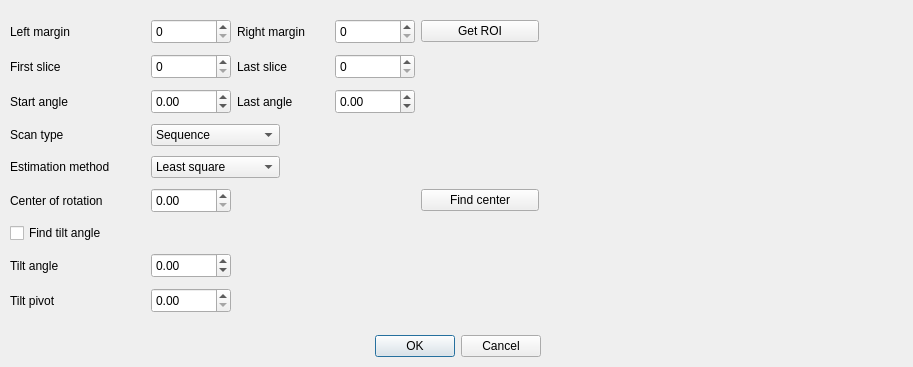
Before: the Qt Designer form src/muhrec3/configuregeometrydialog.ui in neutronimaging/imagingsuite, drawn with Qt 5.
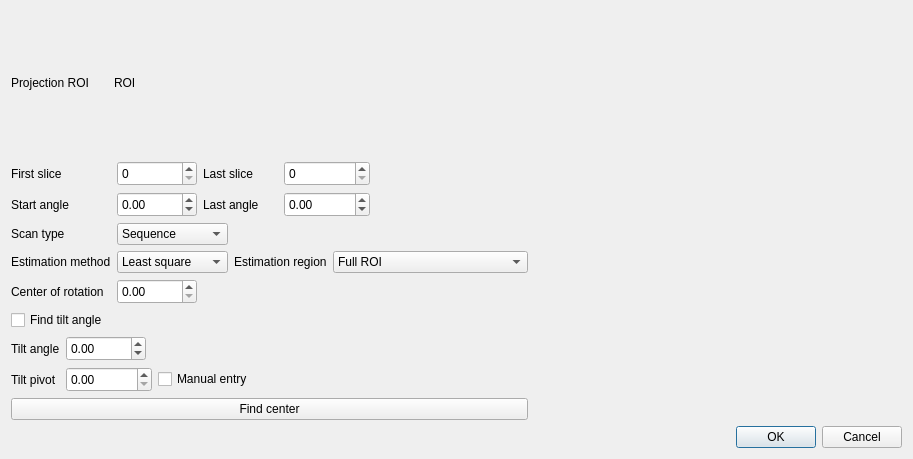
After: the same form once the commit is applied. Custom widgets are drawn as their Qt base class.

Commit message: Improved the geometry dialog

Diff of the .ui file:
```diff
--- a/src/muhrec3/configuregeometrydialog.ui
+++ b/src/muhrec3/configuregeometrydialog.ui
@@ -7,135 +7,43 @@
     <x>0</x>
     <y>0</y>
     <width>913</width>
-    <height>367</height>
+    <height>459</height>
    </rect>
   </property>
   <property name="windowTitle">
    <string>Dialog</string>
   </property>
-  <widget class="QDialogButtonBox" name="buttonBox">
-   <property name="geometry">
-    <rect>
-     <x>200</x>
-     <y>330</y>
-     <width>341</width>
-     <height>32</height>
-    </rect>
-   </property>
-   <property name="orientation">
-    <enum>Qt::Horizontal</enum>
-   </property>
-   <property name="standardButtons">
-    <set>QDialogButtonBox::Cancel|QDialogButtonBox::Ok</set>
-   </property>
-  </widget>
-  <widget class="QtAddons::ImageViewerWidget" name="viewerProjection" native="true">
-   <property name="geometry">
-    <rect>
-     <x>558</x>
-     <y>15</y>
-     <width>351</width>
-     <height>302</height>
-    </rect>
-   </property>
-  </widget>
-  <widget class="QWidget" name="">
-   <property name="geometry">
-    <rect>
-     <x>10</x>
-     <y>15</y>
-     <width>529</width>
-     <height>307</height>
-    </rect>
-   </property>
-   <layout class="QGridLayout" name="gridLayout">
+  <layout class="QVBoxLayout" name="verticalLayout_2">
+   <item>
+    <layout class="QHBoxLayout" name="horizontalLayout">
+     <item>
+      <layout class="QVBoxLayout" name="verticalLayout">
+       <item>
+        <layout class="QGridLayout" name="gridLayout_3">
     <item row="0" column="0">
      <widget class="QLabel" name="label">
       <property name="text">
-       <string>Left margin</string>
+            <string>Projection ROI</string>
       </property>
      </widget>
     </item>
     <item row="0" column="1">
-     <spacer name="horizontalSpacer_5">
-      <property name="orientation">
-       <enum>Qt::Horizontal</enum>
-      </property>
-      <property name="sizeHint" stdset="0">
-       <size>
-        <width>38</width>
-        <height>20</height>
-       </size>
-      </property>
-     </spacer>
-    </item>
-    <item row="0" column="2">
-     <widget class="QSpinBox" name="spinMarginLeft">
-      <property name="minimumSize">
-       <size>
-        <width>80</width>
-        <height>25</height>
-       </size>
-      </property>
-      <property name="maximum">
-       <number>9999</number>
-      </property>
-     </widget>
-    </item>
-    <item row="0" column="3" colspan="2">
-     <widget class="QLabel" name="label_2">
+          <widget class="QLabel" name="label_ProjROI">
       <property name="text">
-       <string>Right margin</string>
+            <string>ROI</string>
       </property>
      </widget>
     </item>
-    <item row="0" column="5">
-     <widget class="QSpinBox" name="spinMarginRight">
-      <property name="minimumSize">
-       <size>
-        <width>80</width>
-        <height>25</height>
-       </size>
-      </property>
-      <property name="maximum">
-       <number>9999</number>
-      </property>
-     </widget>
-    </item>
-    <item row="0" column="6">
-     <widget class="QPushButton" name="buttonGetROI">
-      <property name="minimumSize">
-       <size>
-        <width>110</width>
-        <height>0</height>
-       </size>
-      </property>
-      <property name="text">
-       <string>Get ROI</string>
-      </property>
-     </widget>
-    </item>
-    <item row="1" column="0">
+         <item row="1" column="0" colspan="2">
+          <layout class="QGridLayout" name="gridLayout_2">
+           <item row="0" column="0">
      <widget class="QLabel" name="label_3">
       <property name="text">
        <string>First slice</string>
       </property>
      </widget>
     </item>
-    <item row="1" column="1">
-     <spacer name="horizontalSpacer_10">
-      <property name="orientation">
-       <enum>Qt::Horizontal</enum>
-      </property>
-      <property name="sizeHint" stdset="0">
-       <size>
-        <width>38</width>
-        <height>20</height>
-       </size>
-      </property>
-     </spacer>
-    </item>
-    <item row="1" column="2">
+           <item row="0" column="1">
      <widget class="QSpinBox" name="spinSliceFirst">
       <property name="minimumSize">
        <size>
@@ -148,14 +56,14 @@
       </property>
      </widget>
     </item>
-    <item row="1" column="3" colspan="2">
+           <item row="0" column="2" colspan="2">
      <widget class="QLabel" name="label_4">
       <property name="text">
        <string>Last slice</string>
       </property>
      </widget>
     </item>
-    <item row="1" column="5">
+           <item row="0" column="4" colspan="2">
      <widget class="QSpinBox" name="spinSliceLast">
       <property name="minimumSize">
        <size>
@@ -168,40 +76,27 @@
       </property>
      </widget>
     </item>
-    <item row="1" column="6">
+           <item row="0" column="6">
      <spacer name="horizontalSpacer">
       <property name="orientation">
        <enum>Qt::Horizontal</enum>
       </property>
       <property name="sizeHint" stdset="0">
        <size>
-        <width>98</width>
+               <width>40</width>
         <height>20</height>
        </size>
       </property>
      </spacer>
     </item>
-    <item row="2" column="0">
+           <item row="1" column="0">
      <widget class="QLabel" name="label_6">
       <property name="text">
        <string>Start angle</string>
       </property>
      </widget>
     </item>
-    <item row="2" column="1">
-     <spacer name="horizontalSpacer_11">
-      <property name="orientation">
-       <enum>Qt::Horizontal</enum>
-      </property>
-      <property name="sizeHint" stdset="0">
-       <size>
-        <width>38</width>
-        <height>20</height>
-       </size>
-      </property>
-     </spacer>
-    </item>
-    <item row="2" column="2">
+           <item row="1" column="1">
      <widget class="QDoubleSpinBox" name="dspinAngleFirst">
       <property name="minimumSize">
        <size>
@@ -217,14 +112,14 @@
       </property>
      </widget>
     </item>
-    <item row="2" column="3" colspan="2">
+           <item row="1" column="2" colspan="2">
      <widget class="QLabel" name="label_7">
       <property name="text">
        <string>Last angle</string>
       </property>
      </widget>
     </item>
-    <item row="2" column="5">
+           <item row="1" column="4" colspan="2">
      <widget class="QDoubleSpinBox" name="dspinAngleLast">
       <property name="minimumSize">
        <size>
@@ -240,27 +135,27 @@
       </property>
      </widget>
     </item>
-    <item row="2" column="6">
+           <item row="1" column="6">
      <spacer name="horizontalSpacer_3">
       <property name="orientation">
        <enum>Qt::Horizontal</enum>
       </property>
       <property name="sizeHint" stdset="0">
        <size>
-        <width>98</width>
+               <width>40</width>
         <height>20</height>
        </size>
       </property>
      </spacer>
     </item>
-    <item row="3" column="0">
+           <item row="2" column="0">
      <widget class="QLabel" name="label_5">
       <property name="text">
        <string>Scan type</string>
       </property>
      </widget>
     </item>
-    <item row="3" column="2" colspan="2">
+           <item row="2" column="1" colspan="2">
      <widget class="QComboBox" name="comboScanType">
       <item>
        <property name="text">
@@ -274,27 +169,27 @@
       </item>
      </widget>
     </item>
-    <item row="3" column="4" colspan="3">
+           <item row="2" column="3" colspan="4">
      <spacer name="horizontalSpacer_9">
       <property name="orientation">
        <enum>Qt::Horizontal</enum>
       </property>
       <property name="sizeHint" stdset="0">
        <size>
-        <width>238</width>
+               <width>198</width>
         <height>20</height>
        </size>
       </property>
      </spacer>
     </item>
-    <item row="4" column="0" colspan="2">
+           <item row="3" column="0">
      <widget class="QLabel" name="label_11">
       <property name="text">
        <string>Estimation method</string>
       </property>
      </widget>
     </item>
-    <item row="4" column="2" colspan="2">
+           <item row="3" column="1" colspan="2">
      <widget class="QComboBox" name="comboEstimatationMethod">
       <item>
        <property name="text">
@@ -308,27 +203,35 @@
       </item>
      </widget>
     </item>
-    <item row="4" column="4" colspan="3">
-     <spacer name="horizontalSpacer_7">
-      <property name="orientation">
-       <enum>Qt::Horizontal</enum>
-      </property>
-      <property name="sizeHint" stdset="0">
-       <size>
-        <width>238</width>
-        <height>20</height>
-       </size>
-      </property>
-     </spacer>
-    </item>
-    <item row="5" column="0" colspan="2">
+           <item row="3" column="3" colspan="2">
+            <widget class="QLabel" name="label_9">
+             <property name="text">
+              <string>Estimation region</string>
+             </property>
+            </widget>
+           </item>
+           <item row="3" column="5" colspan="2">
+            <widget class="QComboBox" name="comboROISelection">
+             <item>
+              <property name="text">
+               <string>Full ROI</string>
+              </property>
+             </item>
+             <item>
+              <property name="text">
+               <string>Slices</string>
+              </property>
+             </item>
+            </widget>
+           </item>
+           <item row="4" column="0">
      <widget class="QLabel" name="label_8">
       <property name="text">
        <string>Center of rotation</string>
       </property>
      </widget>
     </item>
-    <item row="5" column="2">
+           <item row="4" column="1">
      <widget class="QDoubleSpinBox" name="dspinCenterRotation">
       <property name="minimumSize">
        <size>
@@ -344,73 +247,51 @@
       </property>
      </widget>
     </item>
-    <item row="5" column="3" colspan="3">
+           <item row="4" column="2" colspan="5">
      <spacer name="horizontalSpacer_2">
       <property name="orientation">
        <enum>Qt::Horizontal</enum>
       </property>
       <property name="sizeHint" stdset="0">
        <size>
-        <width>178</width>
+               <width>248</width>
         <height>20</height>
        </size>
       </property>
      </spacer>
     </item>
-    <item row="5" column="6">
-     <widget class="QPushButton" name="buttonFindCenter">
-      <property name="minimumSize">
-       <size>
-        <width>110</width>
-        <height>0</height>
-       </size>
-      </property>
-      <property name="text">
-       <string>Find center</string>
-      </property>
-     </widget>
-    </item>
-    <item row="6" column="0" colspan="2">
+          </layout>
+         </item>
+         <item row="2" column="0">
      <widget class="QCheckBox" name="checkUseTilt">
       <property name="text">
        <string>Find tilt angle</string>
       </property>
      </widget>
     </item>
-    <item row="6" column="2" colspan="5">
+         <item row="2" column="1">
      <spacer name="horizontalSpacer_8">
       <property name="orientation">
        <enum>Qt::Horizontal</enum>
       </property>
       <property name="sizeHint" stdset="0">
        <size>
-        <width>388</width>
+             <width>328</width>
         <height>20</height>
        </size>
       </property>
      </spacer>
     </item>
-    <item row="7" column="0">
+         <item row="3" column="0" colspan="2">
+          <layout class="QGridLayout" name="gridTilt">
+           <item row="0" column="0">
      <widget class="QLabel" name="labelTiltAngle">
       <property name="text">
        <string>Tilt angle</string>
       </property>
      </widget>
     </item>
-    <item row="7" column="1">
-     <spacer name="horizontalSpacer_12">
-      <property name="orientation">
-       <enum>Qt::Horizontal</enum>
-      </property>
-      <property name="sizeHint" stdset="0">
-       <size>
-        <width>40</width>
-        <height>20</height>
-       </size>
-      </property>
-     </spacer>
-    </item>
-    <item row="7" column="2">
+           <item row="0" column="1">
      <widget class="QDoubleSpinBox" name="dspinTiltAngle">
       <property name="minimumSize">
        <size>
@@ -429,40 +310,27 @@
       </property>
      </widget>
     </item>
-    <item row="7" column="3" colspan="4">
+           <item row="0" column="2" colspan="3">
      <spacer name="horizontalSpacer_4">
       <property name="orientation">
        <enum>Qt::Horizontal</enum>
       </property>
       <property name="sizeHint" stdset="0">
        <size>
-        <width>298</width>
+               <width>248</width>
         <height>20</height>
        </size>
       </property>
      </spacer>
     </item>
-    <item row="8" column="0">
+           <item row="1" column="0">
      <widget class="QLabel" name="labelTiltPivot">
       <property name="text">
        <string>Tilt pivot</string>
       </property>
      </widget>
     </item>
-    <item row="8" column="1">
-     <spacer name="horizontalSpacer_13">
-      <property name="orientation">
-       <enum>Qt::Horizontal</enum>
-      </property>
-      <property name="sizeHint" stdset="0">
-       <size>
-        <width>40</width>
-        <height>20</height>
-       </size>
-      </property>
-     </spacer>
-    </item>
-    <item row="8" column="2">
+           <item row="1" column="1" colspan="2">
      <widget class="QDoubleSpinBox" name="dspinTiltPivot">
       <property name="minimumSize">
        <size>
@@ -472,21 +340,68 @@
       </property>
      </widget>
     </item>
-    <item row="8" column="3" colspan="4">
+           <item row="1" column="3">
+            <widget class="QCheckBox" name="checkBox_ManualTiltPivotEntry">
+             <property name="text">
+              <string>Manual entry</string>
+             </property>
+            </widget>
+           </item>
+           <item row="1" column="4">
      <spacer name="horizontalSpacer_6">
       <property name="orientation">
        <enum>Qt::Horizontal</enum>
       </property>
       <property name="sizeHint" stdset="0">
        <size>
-        <width>298</width>
+               <width>98</width>
         <height>20</height>
        </size>
       </property>
      </spacer>
     </item>
    </layout>
-  </widget>
+         </item>
+        </layout>
+       </item>
+       <item>
+        <widget class="QPushButton" name="buttonFindCenter">
+         <property name="minimumSize">
+          <size>
+           <width>110</width>
+           <height>0</height>
+          </size>
+         </property>
+         <property name="text">
+          <string>Find center</string>
+         </property>
+        </widget>
+       </item>
+      </layout>
+     </item>
+     <item>
+      <widget class="QtAddons::ImageViewerWidget" name="viewerProjection" native="true">
+       <property name="minimumSize">
+        <size>
+         <width>368</width>
+         <height>368</height>
+        </size>
+       </property>
+      </widget>
+     </item>
+    </layout>
+   </item>
+   <item>
+    <widget class="QDialogButtonBox" name="buttonBox">
+     <property name="orientation">
+      <enum>Qt::Horizontal</enum>
+     </property>
+     <property name="standardButtons">
+      <set>QDialogButtonBox::Cancel|QDialogButtonBox::Ok</set>
+     </property>
+    </widget>
+   </item>
+  </layout>
  </widget>
  <customwidgets>
   <customwidget>
```
Lines whose indentation alone changed are shown as unchanged. The commit also changes 4 other files.
